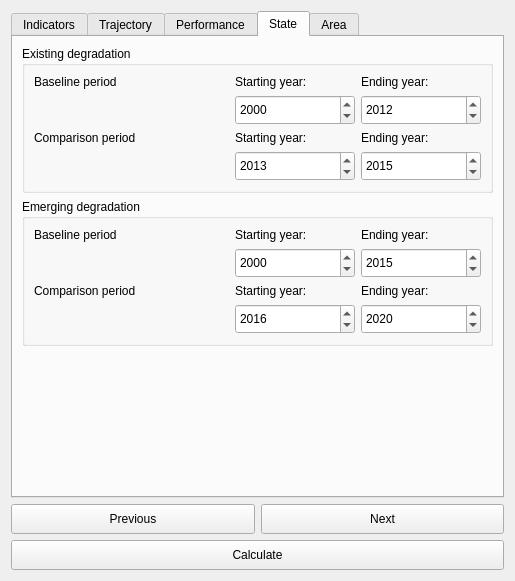
The window that LDMP/gui/DlgCalculateProd.ui (ConservationInternational/trends.earth) describes before a commit, drawn with Qt 5.
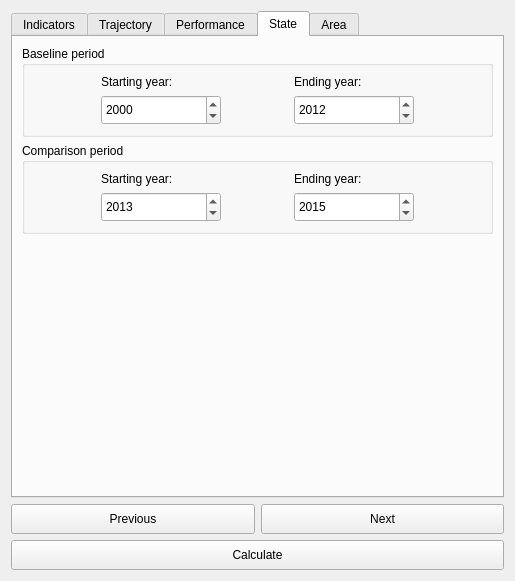
The same window after the commit. The open tabs and pages were chosen to show the change.

Commit message: Fix state window for latest code.

Diff of the .ui file:
```diff
--- a/LDMP/gui/DlgCalculateProd.ui
+++ b/LDMP/gui/DlgCalculateProd.ui
@@ -600,12 +600,12 @@
       </attribute>
       <layout class="QVBoxLayout" name="verticalLayout_9">
        <item>
-        <widget class="QGroupBox" name="groupBox_6">
+        <widget class="QGroupBox" name="groupBox_8">
          <property name="title">
-          <string>Existing degradation</string>
+          <string>Baseline period</string>
          </property>
-         <layout class="QGridLayout" name="gridLayout_4">
-          <item row="3" column="1">
+         <layout class="QGridLayout" name="gridLayout_3">
+          <item row="1" column="0">
            <widget class="QDateEdit" name="state_year_init_bl_start">
             <property name="sizePolicy">
              <sizepolicy hsizetype="Minimum" vsizetype="Minimum">
@@ -644,7 +644,20 @@
             </property>
            </widget>
           </item>
-          <item row="3" column="2">
+          <item row="0" column="0">
+           <widget class="QLabel" name="label_8">
+            <property name="font">
+             <font>
+              <weight>50</weight>
+              <bold>false</bold>
+             </font>
+            </property>
+            <property name="text">
+             <string>Starting year:</string>
+            </property>
+           </widget>
+          </item>
+          <item row="1" column="1">
            <widget class="QDateEdit" name="state_year_init_bl_end">
             <property name="sizePolicy">
              <sizepolicy hsizetype="Minimum" vsizetype="Minimum">
@@ -696,52 +709,7 @@
             </property>
            </widget>
           </item>
-          <item row="5" column="1">
-           <widget class="QLabel" name="label_15">
-            <property name="font">
-             <font>
-              <weight>50</weight>
-              <bold>false</bold>
-             </font>
-            </property>
-            <property name="text">
-             <string>Starting year:</string>
-            </property>
-           </widget>
-          </item>
-          <item row="5" column="0">
-           <widget class="QLabel" name="label_13">
-            <property name="sizePolicy">
-             <sizepolicy hsizetype="Preferred" vsizetype="Preferred">
-              <horstretch>0</horstretch>
-              <verstretch>0</verstretch>
-             </sizepolicy>
-            </property>
-            <property name="font">
-             <font>
-              <weight>50</weight>
-              <bold>false</bold>
-             </font>
-            </property>
-            <property name="text">
-             <string>Comparison period</string>
-            </property>
-           </widget>
-          </item>
-          <item row="2" column="1">
-           <widget class="QLabel" name="label_8">
-            <property name="font">
-             <font>
-              <weight>50</weight>
-              <bold>false</bold>
-             </font>
-            </property>
-            <property name="text">
-             <string>Starting year:</string>
-            </property>
-           </widget>
-          </item>
-          <item row="2" column="2">
+          <item row="0" column="1">
            <widget class="QLabel" name="label_12">
             <property name="font">
              <font>
@@ -754,7 +722,16 @@
             </property>
            </widget>
           </item>
-          <item row="5" column="2">
+         </layout>
+        </widget>
+       </item>
+       <item>
+        <widget class="QGroupBox" name="groupBox_6">
+         <property name="title">
+          <string>Comparison period</string>
+         </property>
+         <layout class="QGridLayout" name="gridLayout_4">
+          <item row="3" column="1">
            <widget class="QLabel" name="label_16">
             <property name="font">
              <font>
@@ -767,7 +744,7 @@
             </property>
            </widget>
           </item>
-          <item row="6" column="1">
+          <item row="4" column="0">
            <widget class="QDateEdit" name="state_year_init_tg_start">
             <property name="sizePolicy">
              <sizepolicy hsizetype="Minimum" vsizetype="Minimum">
@@ -833,7 +810,7 @@
             </property>
            </widget>
           </item>
-          <item row="6" column="2">
+          <item row="4" column="1">
            <widget class="QDateEdit" name="state_year_init_tg_end">
             <property name="sizePolicy">
              <sizepolicy hsizetype="Minimum" vsizetype="Minimum">
@@ -882,14 +859,8 @@
             </property>
            </widget>
           </item>
-          <item row="2" column="0">
-           <widget class="QLabel" name="label_11">
-            <property name="sizePolicy">
-             <sizepolicy hsizetype="Preferred" vsizetype="Preferred">
-              <horstretch>0</horstretch>
-              <verstretch>0</verstretch>
-             </sizepolicy>
-            </property>
+          <item row="3" column="0">
+           <widget class="QLabel" name="label_15">
             <property name="font">
              <font>
               <weight>50</weight>
@@ -897,315 +868,10 @@
              </font>
             </property>
             <property name="text">
-             <string>Baseline period</string>
-            </property>
-           </widget>
-          </item>
-         </layout>
-        </widget>
-       </item>
-       <item>
-        <widget class="QGroupBox" name="groupBox_8">
-         <property name="title">
-          <string>Emerging degradation</string>
-         </property>
-         <layout class="QGridLayout" name="gridLayout_6">
-          <item row="5" column="1">
-           <widget class="QLabel" name="label_17">
-            <property name="font">
-             <font>
-              <weight>50</weight>
-              <bold>false</bold>
-             </font>
-            </property>
-            <property name="text">
              <string>Starting year:</string>
             </property>
            </widget>
           </item>
-          <item row="2" column="2">
-           <widget class="QLabel" name="state_emergedeg_base_year_end_2">
-            <property name="font">
-             <font>
-              <weight>50</weight>
-              <bold>false</bold>
-             </font>
-            </property>
-            <property name="text">
-             <string>Ending year:</string>
-            </property>
-           </widget>
-          </item>
-          <item row="6" column="2">
-           <widget class="QDateEdit" name="state_year_emerg_tg_end">
-            <property name="sizePolicy">
-             <sizepolicy hsizetype="Minimum" vsizetype="Minimum">
-              <horstretch>0</horstretch>
-              <verstretch>0</verstretch>
-             </sizepolicy>
-            </property>
-            <property name="minimumSize">
-             <size>
-              <width>0</width>
-              <height>30</height>
-             </size>
-            </property>
-            <property name="maximumSize">
-             <size>
-              <width>120</width>
-              <height>35</height>
-             </size>
-            </property>
-            <property name="date">
-             <date>
-              <year>2020</year>
-              <month>12</month>
-              <day>31</day>
-             </date>
-            </property>
-            <property name="maximumDateTime">
-             <datetime>
-              <hour>23</hour>
-              <minute>59</minute>
-              <second>59</second>
-              <year>2030</year>
-              <month>12</month>
-              <day>31</day>
-             </datetime>
-            </property>
-            <property name="minimumDate">
-             <date>
-              <year>1980</year>
-              <month>1</month>
-              <day>1</day>
-             </date>
-            </property>
-            <property name="displayFormat">
-             <string>yyyy</string>
-            </property>
-           </widget>
-          </item>
-          <item row="2" column="0">
-           <widget class="QLabel" name="label_29">
-            <property name="sizePolicy">
-             <sizepolicy hsizetype="Preferred" vsizetype="Preferred">
-              <horstretch>0</horstretch>
-              <verstretch>0</verstretch>
-             </sizepolicy>
-            </property>
-            <property name="font">
-             <font>
-              <weight>50</weight>
-              <bold>false</bold>
-             </font>
-            </property>
-            <property name="text">
-             <string>Baseline period</string>
-            </property>
-           </widget>
-          </item>
-          <item row="3" column="2">
-           <widget class="QDateEdit" name="state_year_emerg_bl_end">
-            <property name="sizePolicy">
-             <sizepolicy hsizetype="Minimum" vsizetype="Minimum">
-              <horstretch>0</horstretch>
-              <verstretch>0</verstretch>
-             </sizepolicy>
-            </property>
-            <property name="minimumSize">
-             <size>
-              <width>0</width>
-              <height>30</height>
-             </size>
-            </property>
-            <property name="maximumSize">
-             <size>
-              <width>120</width>
-              <height>35</height>
-             </size>
-            </property>
-            <property name="date">
-             <date>
-              <year>2015</year>
-              <month>12</month>
-              <day>31</day>
-             </date>
-            </property>
-            <property name="maximumDateTime">
-             <datetime>
-              <hour>23</hour>
-              <minute>59</minute>
-              <second>59</second>
-              <year>2030</year>
-              <month>12</month>
-              <day>31</day>
-             </datetime>
-            </property>
-            <property name="minimumDateTime">
-             <datetime>
-              <hour>0</hour>
-              <minute>0</minute>
-              <second>0</second>
-              <year>1980</year>
-              <month>1</month>
-              <day>1</day>
-             </datetime>
-            </property>
-            <property name="displayFormat">
-             <string>yyyy</string>
-            </property>
-           </widget>
-          </item>
-          <item row="2" column="1">
-           <widget class="QLabel" name="label_9">
-            <property name="font">
-             <font>
-              <weight>50</weight>
-              <bold>false</bold>
-             </font>
-            </property>
-            <property name="text">
-             <string>Starting year:</string>
-            </property>
-           </widget>
-          </item>
-          <item row="5" column="2">
-           <widget class="QLabel" name="label_25">
-            <property name="font">
-             <font>
-              <weight>50</weight>
-              <bold>false</bold>
-             </font>
-            </property>
-            <property name="text">
-             <string>Ending year:</string>
-            </property>
-           </widget>
-          </item>
-          <item row="6" column="1">
-           <widget class="QDateEdit" name="state_year_emerg_tg_start">
-            <property name="sizePolicy">
-             <sizepolicy hsizetype="Minimum" vsizetype="Minimum">
-              <horstretch>0</horstretch>
-              <verstretch>0</verstretch>
-             </sizepolicy>
-            </property>
-            <property name="minimumSize">
-             <size>
-              <width>0</width>
-              <height>30</height>
-             </size>
-            </property>
-            <property name="maximumSize">
-             <size>
-              <width>120</width>
-              <height>35</height>
-             </size>
-            </property>
-            <property name="date">
-             <date>
-              <year>2016</year>
-              <month>12</month>
-              <day>31</day>
-             </date>
-            </property>
-            <property name="maximumDateTime">
-             <datetime>
-              <hour>23</hour>
-              <minute>59</minute>
-              <second>59</second>
-              <year>2030</year>
-              <month>12</month>
-              <day>31</day>
-             </datetime>
-            </property>
-            <property name="minimumDateTime">
-             <datetime>
-              <hour>0</hour>
-              <minute>0</minute>
-              <second>0</second>
-              <year>1980</year>
-              <month>1</month>
-              <day>1</day>
-             </datetime>
-            </property>
-            <property name="maximumDate">
-             <date>
-              <year>2030</year>
-              <month>12</month>
-              <day>31</day>
-             </date>
-            </property>
-            <property name="minimumDate">
-             <date>
-              <year>1980</year>
-              <month>1</month>
-              <day>1</day>
-             </date>
-            </property>
-            <property name="displayFormat">
-             <string>yyyy</string>
-            </property>
-           </widget>
-          </item>
-          <item row="5" column="0">
-           <widget class="QLabel" name="label_30">
-            <property name="sizePolicy">
-             <sizepolicy hsizetype="Preferred" vsizetype="Preferred">
-              <horstretch>0</horstretch>
-              <verstretch>0</verstretch>
-             </sizepolicy>
-            </property>
-            <property name="font">
-             <font>
-              <weight>50</weight>
-              <bold>false</bold>
-             </font>
-            </property>
-            <property name="text">
-             <string>Comparison period</string>
-            </property>
-           </widget>
-          </item>
-          <item row="3" column="1">
-           <widget class="QDateEdit" name="state_year_emerg_bl_start">
-            <property name="sizePolicy">
-             <sizepolicy hsizetype="Minimum" vsizetype="Minimum">
-              <horstretch>0</horstretch>
-              <verstretch>0</verstretch>
-             </sizepolicy>
-            </property>
-            <property name="minimumSize">
-             <size>
-              <width>0</width>
-              <height>30</height>
-             </size>
-            </property>
-            <property name="maximumSize">
-             <size>
-              <width>120</width>
-              <height>35</height>
-             </size>
-            </property>
-            <property name="maximumDate">
-             <date>
-              <year>2030</year>
-              <month>12</month>
-              <day>31</day>
-             </date>
-            </property>
-            <property name="minimumDate">
-             <date>
-              <year>1980</year>
-              <month>1</month>
-              <day>1</day>
-             </date>
-            </property>
-            <property name="displayFormat">
-             <string>yyyy</string>
-            </property>
-           </widget>
-          </item>
          </layout>
         </widget>
        </item>
```
